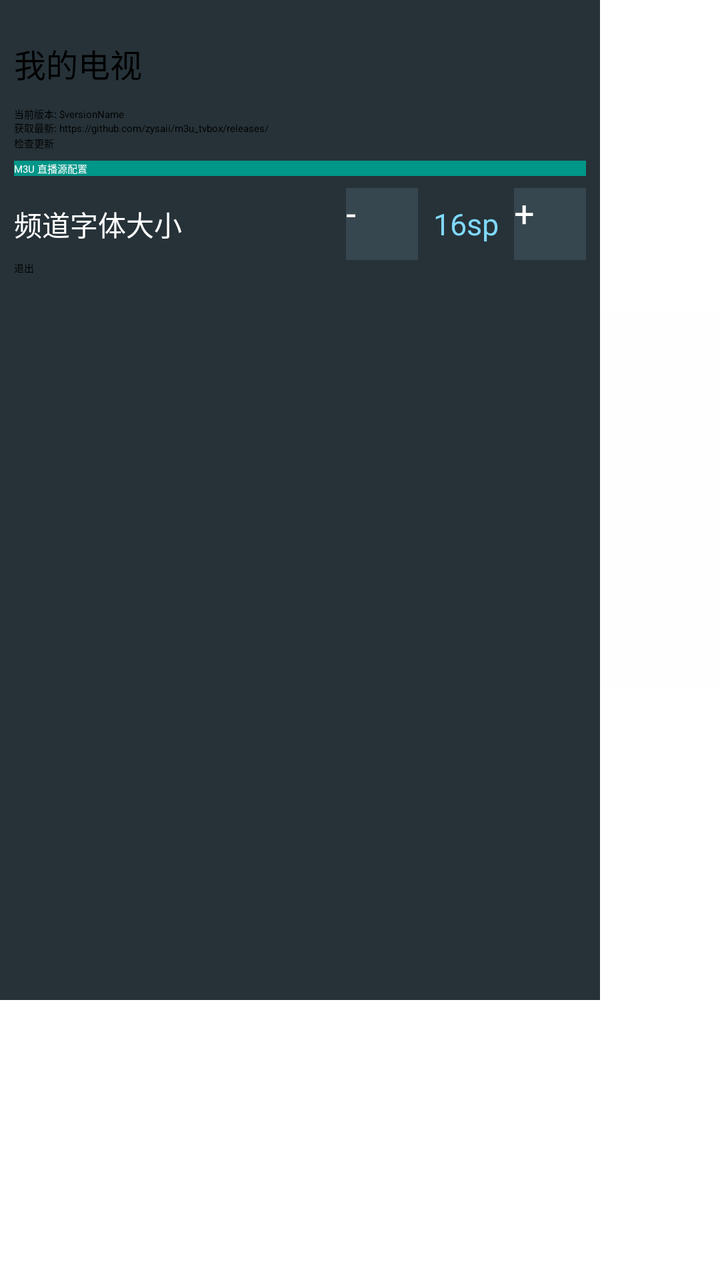
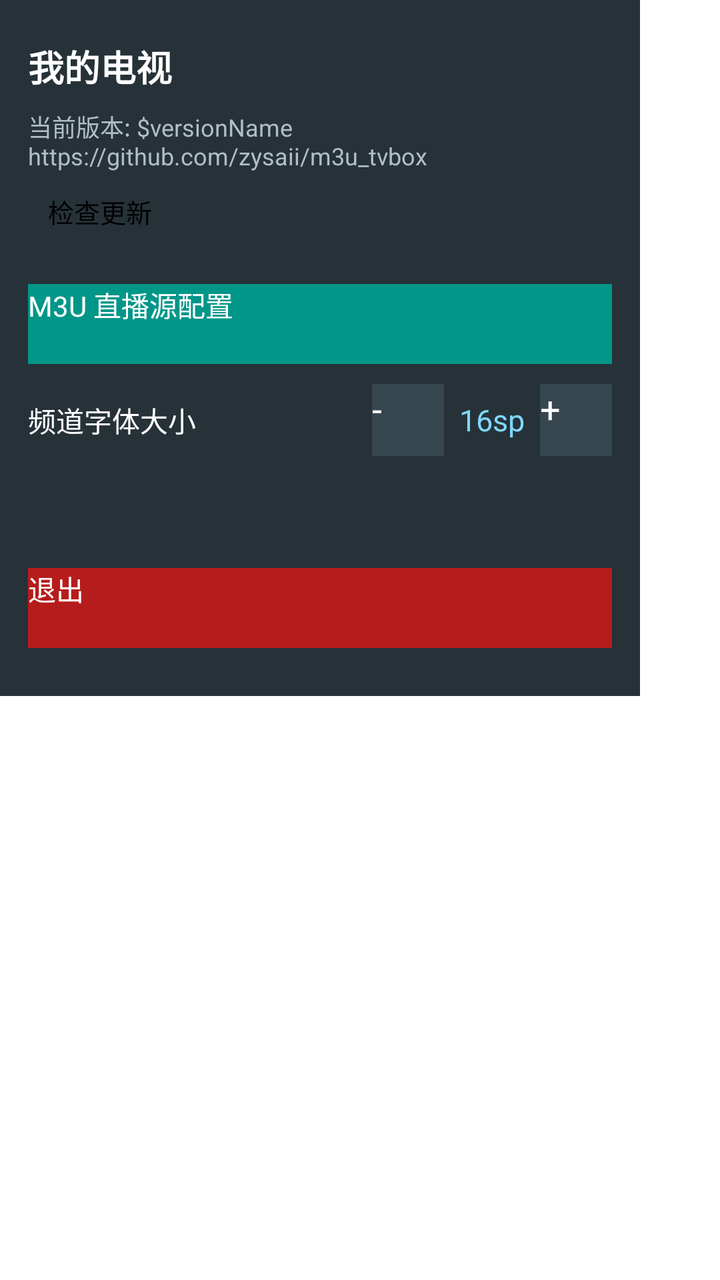

Before-and-after screenshots of an Android layout around one commit, followed by the original layout XML and the change that was made.
<!-- AndroidManifest.xml: application theme Theme.MyTV -->
<!-- res/layout/setting.xml -->
<?xml version="1.0" encoding="utf-8"?>
<FrameLayout xmlns:android="http://schemas.android.com/apk/res/android"
    android:id="@+id/dialog"
    android:layout_width="wrap_content"
    android:layout_height="wrap_content"
    >
    <LinearLayout
        android:layout_width="wrap_content"
        android:layout_height="wrap_content">
        <LinearLayout
            android:layout_width="300dp"
            android:layout_height="match_parent"
            android:orientation="vertical"
            android:paddingTop="20dp"
            android:paddingLeft="7dp"
            android:paddingRight="7dp"
            android:background="#FF263238"
            >
            <TextView
                android:layout_width="wrap_content"
                android:layout_height="wrap_content"
                android:text="@string/app_name"
                android:textSize="16sp" />
            <TextView
                android:id="@+id/version"
                android:layout_width="wrap_content"
                android:layout_height="wrap_content"
                android:layout_marginTop="10dp"
                android:text="当前版本: $versionName\n获取最新: https://github.com/zysaii/m3u_tvbox/releases/"
                />
            <LinearLayout
                android:layout_width="300dp"
                android:layout_height="wrap_content"
                android:orientation="horizontal"
                >
                <Button
                    android:id="@+id/check_version"
                    android:layout_width="wrap_content"
                    android:layout_height="wrap_content"
                    android:layout_marginEnd="10dp"
                    android:text="@string/check_version"
                    />
                <ProgressBar
                    android:visibility="gone"
                    android:layout_width="wrap_content"
                    android:layout_height="wrap_content"
                    />
                <TextView
                    android:id="@+id/version_name"
                    android:text=""
                    android:layout_width="wrap_content"
                    android:layout_height="wrap_content" />
            </LinearLayout>
            <Button
                android:id="@+id/btn_m3u_setting"
                android:layout_width="match_parent"
                android:layout_height="wrap_content"
                android:layout_marginTop="5dp"
                android:background="#009688"
                android:textColor="#FFFFFF"
                android:text="M3U 直播源配置"
                />
            <LinearLayout
                android:layout_width="match_parent"
                android:layout_height="wrap_content"
                android:layout_marginTop="6dp"
                android:orientation="horizontal"
                android:gravity="center_vertical">
                <TextView
                    android:layout_width="0dp"
                    android:layout_height="wrap_content"
                    android:layout_weight="1"
                    android:textColor="#FFFFFF"
                    android:textSize="14sp"
                    android:text="频道字体大小" />
                <Button
                    android:id="@+id/btn_font_decrease"
                    android:layout_width="36dp"
                    android:layout_height="36dp"
                    android:minWidth="0dp"
                    android:minHeight="0dp"
                    android:padding="0dp"
                    android:background="#37474F"
                    android:textColor="#FFFFFF"
                    android:textSize="18sp"
                    android:text="-" />
                <TextView
                    android:id="@+id/tv_font_size_val"
                    android:layout_width="48dp"
                    android:layout_height="wrap_content"
                    android:gravity="center"
                    android:textColor="#80D8FF"
                    android:textSize="15sp"
                    android:text="16sp" />
                <Button
                    android:id="@+id/btn_font_increase"
                    android:layout_width="36dp"
                    android:layout_height="36dp"
                    android:minWidth="0dp"
                    android:minHeight="0dp"
                    android:padding="0dp"
                    android:background="#37474F"
                    android:textColor="#FFFFFF"
                    android:textSize="18sp"
                    android:text="+" />
            </LinearLayout>
            <Button
                android:id="@+id/exit"
                android:layout_width="wrap_content"
                android:layout_height="wrap_content"
                android:layout_marginEnd="10dp"
                android:text="@string/exit"
                />
            <Switch
                android:id="@+id/switch_channel_reversal"
                android:text="@string/title_channel_reversal"
                android:layout_marginTop="5dp"
                android:layout_width="match_parent"
                android:layout_height="wrap_content" />
            <Switch
                android:id="@+id/switch_channel_num"
                android:text="@string/title_channel_num"
                android:layout_marginTop="5dp"
                android:layout_width="match_parent"
                android:layout_height="wrap_content" />
            <Switch
                android:id="@+id/switch_time"
                android:text="@string/title_time"
                android:layout_marginTop="5dp"
                android:layout_width="match_parent"
                android:layout_height="wrap_content" />
            <Switch
                android:id="@+id/switch_boot_startup"
                android:text="@string/title_boot_startup"
                android:layout_marginTop="5dp"
                android:layout_width="match_parent"
                android:layout_height="wrap_content" />
        </LinearLayout>
        <ImageView
            android:layout_width="300dp"
            android:layout_height="wrap_content"
            android:src="@drawable/appreciate"
            android:background="@color/white" />
    </LinearLayout>
</FrameLayout>
<!-- resources referenced by this layout -->
<resources>
  <color name="white">#FFF</color>
  <!-- drawable appreciate: jpg bitmap (drawable, 16667 bytes) -->
  <string name="app_name">我的电视</string>
  <string name="check_version">检查更新</string>
  <string name="exit">退出</string>
  <string name="title_boot_startup">开机自启</string>
  <string name="title_channel_num">换台时显示频道号</string>
  <string name="title_channel_reversal">换台反转</string>
  <string name="title_time">显示时间</string>
  <style name="Theme.MyTV" parent="@style/Theme.Leanback">
          <item name="browsePaddingStart">11dp</item>
          <item name="browsePaddingEnd">11dp</item>
          <item name="browseRowsMarginTop">54dp</item>
      </style>
</resources>

<!-- the commit's change to res/layout/setting.xml (unified diff, before → after) -->
@@ -2,70 +2,91 @@
 <FrameLayout xmlns:android="http://schemas.android.com/apk/res/android"
     android:id="@+id/dialog"
     android:layout_width="wrap_content"
-    android:layout_height="wrap_content"
-    >
-    <LinearLayout
-        android:layout_width="wrap_content"
-        android:layout_height="wrap_content">
+    android:layout_height="wrap_content">
+
+    <ScrollView
+        android:layout_width="320dp"
+        android:layout_height="wrap_content"
+        android:scrollbars="vertical"
+        android:background="#FF263238">
+
         <LinearLayout
-            android:layout_width="300dp"
-            android:layout_height="match_parent"
+            android:layout_width="match_parent"
+            android:layout_height="wrap_content"
             android:orientation="vertical"
             android:paddingTop="20dp"
-            android:paddingLeft="7dp"
-            android:paddingRight="7dp"
-            android:background="#FF263238"
-            >
+            android:paddingBottom="24dp"
+            android:paddingLeft="14dp"
+            android:paddingRight="14dp">
+
             <TextView
                 android:layout_width="wrap_content"
                 android:layout_height="wrap_content"
                 android:text="@string/app_name"
-                android:textSize="16sp" />
+                android:textColor="#FFFFFF"
+                android:textSize="18sp"
+                android:textStyle="bold" />
+
             <TextView
                 android:id="@+id/version"
                 android:layout_width="wrap_content"
                 android:layout_height="wrap_content"
+                android:layout_marginTop="8dp"
+                android:textColor="#B0BEC5"
+                android:textSize="12sp"
+                android:text="当前版本: $versionName\nhttps://github.com/zysaii/m3u_tvbox" />
+
+            <LinearLayout
+                android:layout_width="match_parent"
+                android:layout_height="wrap_content"
                 android:layout_marginTop="10dp"
-                android:text="当前版本: $versionName\n获取最新: https://github.com/zysaii/m3u_tvbox/releases/"
-                />
-            <LinearLayout
-                android:layout_width="300dp"
-                android:layout_height="wrap_content"
-                android:orientation="horizontal"
-                >
+                android:gravity="center_vertical"
+                android:orientation="horizontal">
+
                 <Button
                     android:id="@+id/check_version"
                     android:layout_width="wrap_content"
-                    android:layout_height="wrap_content"
-                    android:layout_marginEnd="10dp"
+                    android:layout_height="36dp"
+                    android:minWidth="0dp"
+                    android:minHeight="0dp"
+                    android:paddingLeft="10dp"
+                    android:paddingRight="10dp"
                     android:text="@string/check_version"
-                    />
+                    android:textSize="13sp" />
+
                 <ProgressBar
                     android:visibility="gone"
+                    android:layout_width="20dp"
+                    android:layout_height="20dp"
+                    android:layout_marginStart="8dp" />
+
+                <TextView
+                    android:id="@+id/version_name"
                     android:layout_width="wrap_content"
                     android:layout_height="wrap_content"
-                    />
-                <TextView
-                    android:id="@+id/version_name"
-                    android:text=""
-                    android:layout_width="wrap_content"
-                    android:layout_height="wrap_content" />
+                    android:layout_marginStart="8dp"
+                    android:textColor="#80D8FF"
+                    android:textSize="13sp"
+                    android:text="" />
             </LinearLayout>
+
             <Button
                 android:id="@+id/btn_m3u_setting"
                 android:layout_width="match_parent"
-                android:layout_height="wrap_content"
-                android:layout_marginTop="5dp"
+                android:layout_height="40dp"
+                android:layout_marginTop="10dp"
                 android:background="#009688"
                 android:textColor="#FFFFFF"
-                android:text="M3U 直播源配置"
-                />
+                android:textSize="14sp"
+                android:text="M3U 直播源配置" />
+
             <LinearLayout
                 android:layout_width="match_parent"
                 android:layout_height="wrap_content"
-                android:layout_marginTop="6dp"
+                android:layout_marginTop="10dp"
                 android:orientation="horizontal"
                 android:gravity="center_vertical">
+
                 <TextView
                     android:layout_width="0dp"
                     android:layout_height="wrap_content"
@@ -73,6 +94,7 @@
                     android:textColor="#FFFFFF"
                     android:textSize="14sp"
                     android:text="频道字体大小" />
+
                 <Button
                     android:id="@+id/btn_font_decrease"
                     android:layout_width="36dp"
@@ -84,6 +106,7 @@
                     android:textColor="#FFFFFF"
                     android:textSize="18sp"
                     android:text="-" />
+
                 <TextView
                     android:id="@+id/tv_font_size_val"
                     android:layout_width="48dp"
@@ -92,6 +115,7 @@
                     android:textColor="#80D8FF"
                     android:textSize="15sp"
                     android:text="16sp" />
+
                 <Button
                     android:id="@+id/btn_font_increase"
                     android:layout_width="36dp"
@@ -104,42 +128,50 @@
                     android:textSize="18sp"
                     android:text="+" />
             </LinearLayout>
-            <Button
-                android:id="@+id/exit"
-                android:layout_width="wrap_content"
-                android:layout_height="wrap_content"
-                android:layout_marginEnd="10dp"
-                android:text="@string/exit"
-                />
+
             <Switch
                 android:id="@+id/switch_channel_reversal"
                 android:text="@string/title_channel_reversal"
-                android:layout_marginTop="5dp"
+                android:textColor="#FFFFFF"
+                android:layout_marginTop="10dp"
                 android:layout_width="match_parent"
                 android:layout_height="wrap_content" />
+
             <Switch
                 android:id="@+id/switch_channel_num"
                 android:text="@string/title_channel_num"
-                android:layout_marginTop="5dp"
+                android:textColor="#FFFFFF"
+                android:layout_marginTop="10dp"
                 android:layout_width="match_parent"
                 android:layout_height="wrap_content" />
+
             <Switch
                 android:id="@+id/switch_time"
                 android:text="@string/title_time"
-                android:layout_marginTop="5dp"
+                android:textColor="#FFFFFF"
+                android:layout_marginTop="10dp"
                 android:layout_width="match_parent"
                 android:layout_height="wrap_content" />
+
             <Switch
                 android:id="@+id/switch_boot_startup"
                 android:text="@string/title_boot_startup"
-                android:layout_marginTop="5dp"
+                android:textColor="#FFFFFF"
+                android:layout_marginTop="10dp"
                 android:layout_width="match_parent"
                 android:layout_height="wrap_content" />
+
+            <Button
+                android:id="@+id/exit"
+                android:layout_width="match_parent"
+                android:layout_height="40dp"
+                android:layout_marginTop="16dp"
+                android:background="#B71C1C"
+                android:textColor="#FFFFFF"
+                android:textSize="14sp"
+                android:text="@string/exit" />
+
         </LinearLayout>
-        <ImageView
-            android:layout_width="300dp"
-            android:layout_height="wrap_content"
-            android:src="@drawable/appreciate"
-            android:background="@color/white" />
-    </LinearLayout>
+    </ScrollView>
+
 </FrameLayout>
<!-- resource entries referenced after the edit -->
@@ -1,7 +1,5 @@
 <!-- resources referenced by this layout -->
 <resources>
-  <color name="white">#FFF</color>
-  <!-- drawable appreciate: jpg bitmap (drawable, 16667 bytes) -->
   <string name="app_name">我的电视</string>
   <string name="check_version">检查更新</string>
   <string name="exit">退出</string>
